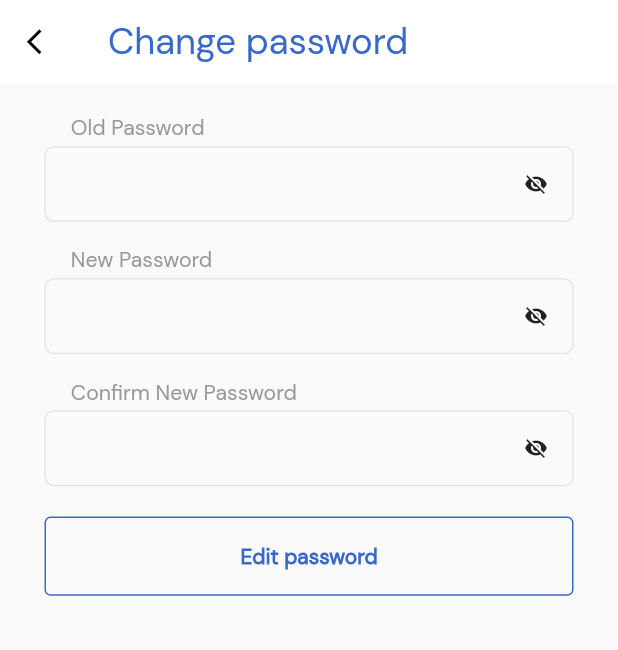
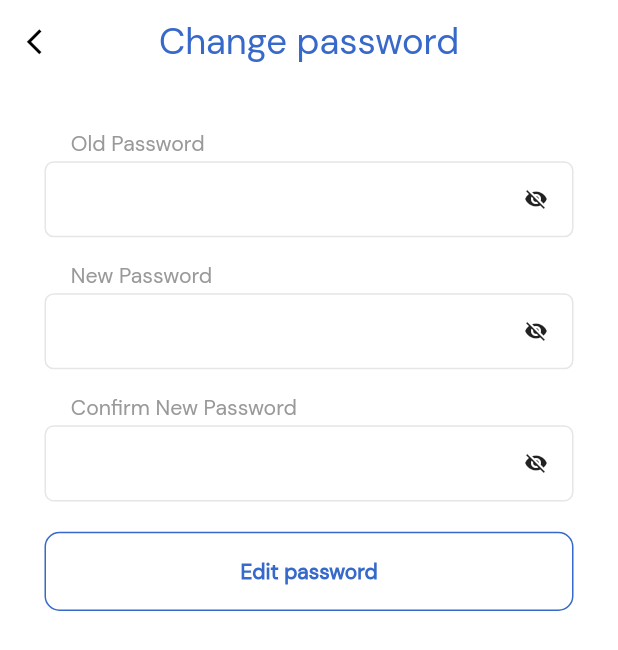
Before and after one commit to thuan2172001/webtoonz-mb, a Flutter app: the ChangePasswordScreen screen opened directly, on a phone screen of 412 x 824 dp. Shown: the top 650 px of the screen. Run offline on Flutter 3.47's test engine with Material 2 defaults, Android fonts, the light colour scheme and no system bars; our stand-ins replace convert, dio, flutter_dotenv, flutter_svg, get, hive and 3 more; missing offline and left inert: ecdsa, elliptic, encrypt, flutter_stripe, pointycastle, secp256k1; accounts and stored records are empty; network calls fail.

Commit message:
feat: layout transaction

```diff
--- a/lib/model/custom_dio.dart
+++ b/lib/model/custom_dio.dart
@@ -43,7 +43,6 @@ class CustomDio {
         onRequest:
             (RequestOptions options, RequestInterceptorHandler handler) async {
           print({"onRequest": options.uri});
-          print(options.data);
           return handler.next(options); //continue
         },
         onResponse:
--- a/lib/screen/change_password/change_password_screen.dart
+++ b/lib/screen/change_password/change_password_screen.dart
@@ -6,16 +6,17 @@ import 'package:untitled/widgets/app_bar.dart';
 import 'package:untitled/widgets/input.dart';
 
 class ChangePasswordScreen extends StatelessWidget {
-  ChangePasswordController changePasswordController =
-      Get.put(ChangePasswordController());
-
   @override
   Widget build(BuildContext context) {
+    ChangePasswordController changePasswordController =
+        Get.put(ChangePasswordController());
     return Scaffold(
       appBar: appBar(
         title: "Change password",
+        centerTitle: true,
       ),
       body: Container(
+        color: Colors.white,
         padding: EdgeInsets.only(
           left: getWidth(27),
           right: getWidth(27),
@@ -23,7 +24,7 @@ class ChangePasswordScreen extends StatelessWidget {
         child: Column(
           children: [
             SizedBox(
-              height: getHeight(20),
+              height: getHeight(30),
             ),
             Obx(() => inputPassword(
                   context,
@@ -63,14 +64,21 @@ class ChangePasswordScreen extends StatelessWidget {
               height: getHeight(20),
             ),
             Obx(
-              () => SizedBox(
+              () => Container(
                 height: getHeight(52),
                 width: double.infinity,
                 child: OutlinedButton(
                   style: OutlinedButton.styleFrom(
-                    side: const BorderSide(
-                      color: Color(0xFF3669C9),
+                    backgroundColor: changePasswordController.isEditting.value
+                        ? Color(0xFF3669C9)
+                        : Colors.white,
+                    side: BorderSide(
+                      color: changePasswordController.isEditting.value
+                          ? Colors.white
+                          : Color(0xFF3669C9),
                     ),
+                    shape: const RoundedRectangleBorder(
+                        borderRadius: BorderRadius.all(Radius.circular(10))),
                   ),
                   onPressed: () {
                     if (changePasswordController.isEditting.value) {
@@ -83,8 +91,10 @@ class ChangePasswordScreen extends StatelessWidget {
                     changePasswordController.isEditting.value
                         ? "Update"
                         : "Edit password",
-                    style: const TextStyle(
-                      color: Color(0xFF3669C9),
+                    style: TextStyle(
+                      color: changePasswordController.isEditting.value
+                          ? Colors.white
+                          : Color(0xFF3669C9),
                       fontWeight: FontWeight.bold,
                     ),
                   ),
--- a/lib/widgets/sidebar-menu.dart
+++ b/lib/widgets/sidebar-menu.dart
@@ -4,6 +4,7 @@ import 'package:get/get.dart';
 import 'package:untitled/controller/global_controller.dart';
 import 'package:untitled/screen/change_password/change_password_screen.dart';
 import 'package:untitled/screen/login/login_screen.dart';
+import 'package:untitled/screen/transaction/transaction_screen.dart';
 import 'package:untitled/utils/config.dart';
 
 class SideBarMenu extends StatelessWidget {
@@ -215,7 +216,9 @@ class SideBarMenu extends StatelessWidget {
                               ),
                             ),
                             GestureDetector(
-                              onTap: () async {},
+                              onTap: () async {
+                                Get.to(TransactionScreen());
+                              },
                               child: Container(
                                 color: Colors.white,
                                 child: Column(
```
Also changed, not shown: lib/controller/transaction/transaction_controller.dart (added, +29 -0 lines), lib/screen/home_page/home_page_screen.dart (+6 -1 lines), lib/screen/transaction/transaction_screen.dart (added, +109 -0 lines).
